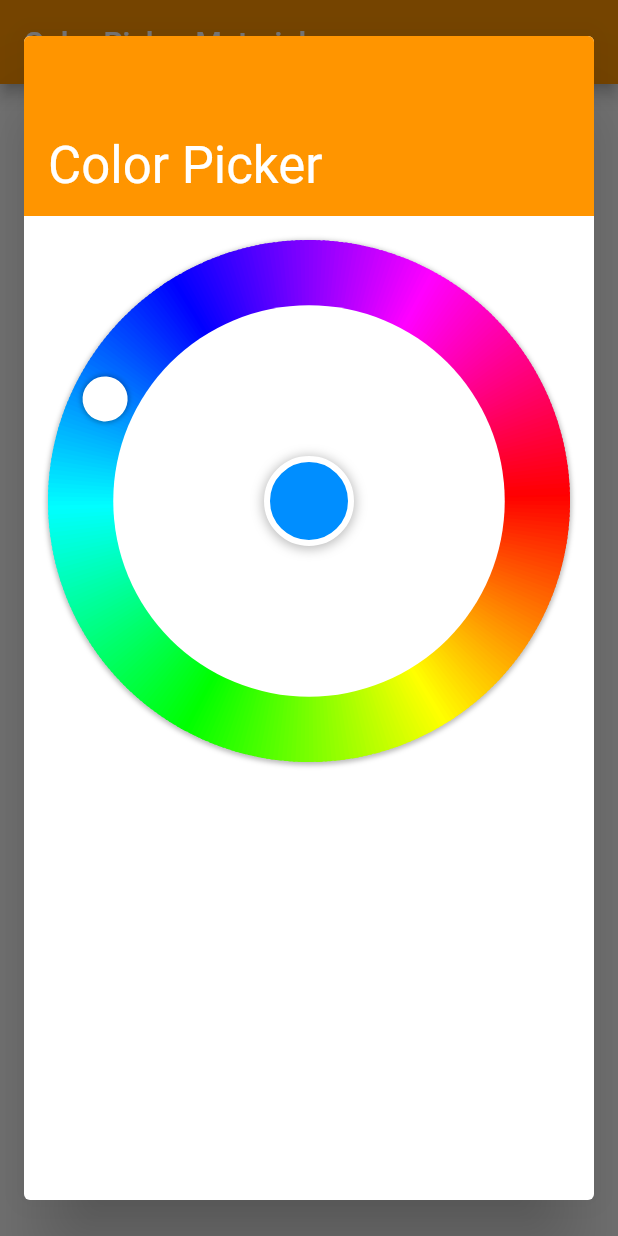
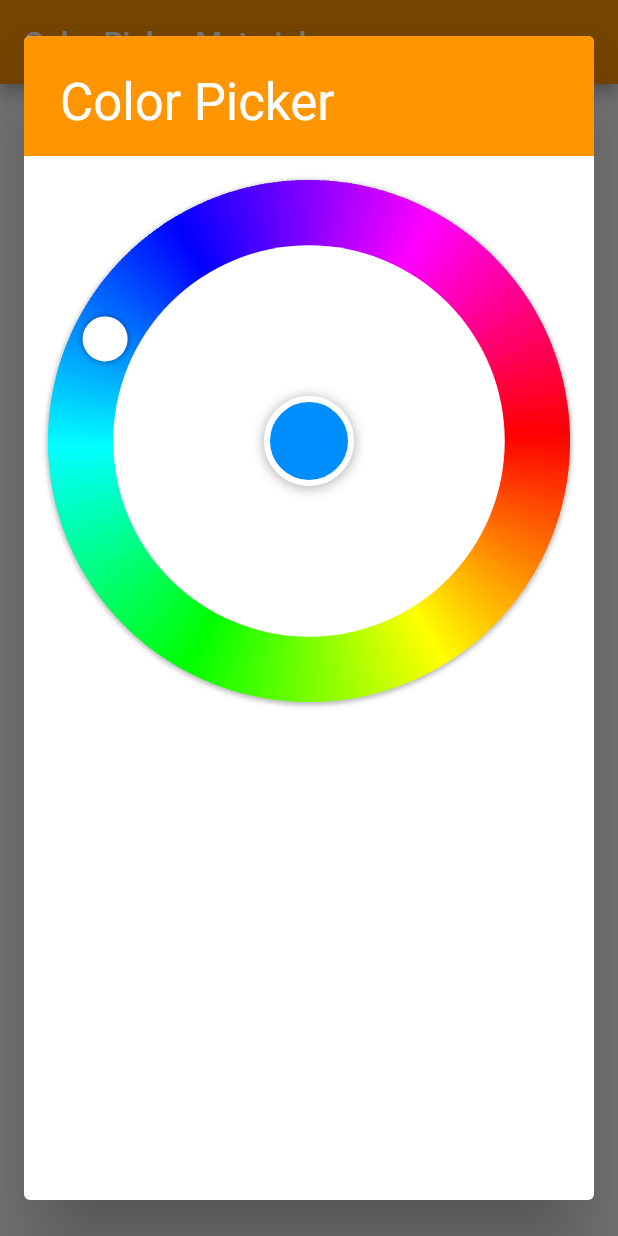
Before and after one commit to talamaska/flutter_color_picker_field, a Flutter app: the MaterialHomePage screen opened directly, after a tap on "Colors", on a phone screen of 412 x 824 dp. Run offline on Flutter 3.47's test engine with Material 2 defaults, Android fonts, the phone set to English and light mode, and no system bars.

Commit message:
change: UI tweaks around m3 look
fix: landscape look

```diff
--- a/lib/src/components/color_item.dart
+++ b/lib/src/components/color_item.dart
@@ -14,10 +14,13 @@ class ColorItem extends StatelessWidget {
 
   @override
   Widget build(BuildContext context) {
+    final Orientation orientation = MediaQuery.of(context).orientation;
     return Container(
       width: size,
       height: size,
-      margin: EdgeInsets.only(right: size! * 0.2),
+      margin: orientation == Orientation.portrait
+          ? EdgeInsets.only(right: size! * 0.2)
+          : EdgeInsets.only(bottom: size! * 0.2),
       decoration: BoxDecoration(
         color: item,
         shape: shape,
--- a/lib/src/components/hsl_color_picker.dart
+++ b/lib/src/components/hsl_color_picker.dart
@@ -28,7 +28,8 @@ class HSLColorPicker extends StatelessWidget {
   @override
   Widget build(BuildContext context) {
     final CupertinoThemeData ct = CupertinoTheme.of(context);
-    return AspectRatio(
+    return Center(
+      child: AspectRatio(
         aspectRatio: 1.0,
         child: Container(
           width: double.infinity,
@@ -57,6 +58,7 @@ class HSLColorPicker extends StatelessWidget {
                 onChange: onChange,
               ),
             ],
+          ),
         ),
       ),
     );
--- a/lib/src/screens/color_dialog.dart
+++ b/lib/src/screens/color_dialog.dart
@@ -162,7 +162,6 @@ class ColorPickerDialogState extends State<ColorPickerDialog> {
     final TextStyle style = theme.textTheme.titleMedium!.merge(widget.style);
 
     final Widget header = _ColorPickerHeader(
-      helpText: widget.helpText,
       titleText: widget.titleText,
       titleSemanticsLabel: widget.titleSemanticsLabel,
       titleStyle: titleStyle,
@@ -339,11 +338,16 @@ class ColorPickerDialogState extends State<ColorPickerDialog> {
     final Widget switcher = Padding(
       padding: orientation == Orientation.portrait
           ? const EdgeInsets.symmetric(horizontal: 16.0)
-          : const EdgeInsets.only(left: 16.0, top: 16.0, bottom: 16.0),
+          : const EdgeInsets.only(
+              left: 8.0,
+              top: 16.0,
+              bottom: 16.0,
+              right: 24,
+            ),
       child: ElevatedButton(
         style: ElevatedButton.styleFrom(
             backgroundColor: const Color(0xFFFFFFFF),
-        ),
+            visualDensity: VisualDensity.compact),
         onPressed: () {
           setState(() {
             colorPickerVisible = false;
@@ -522,7 +526,6 @@ class _ColorPickerHeader extends StatelessWidget {
   /// Creates a header for use in a date picker dialog.
   const _ColorPickerHeader({
     Key? key,
-    this.helpText,
     this.titleText,
     this.titleSemanticsLabel,
     required this.titleStyle,
@@ -531,14 +534,7 @@ class _ColorPickerHeader extends StatelessWidget {
     this.textDirection = TextDirection.ltr,
   }) : super(key: key);
 
-  static const double _colorPickerHeaderLandscapeWidth = 152.0;
-  static const double _colorPickerHeaderPortraitHeight = 120.0;
   static const double _headerPaddingLandscape = 16.0;
-
-  /// The text that is displayed at the top of the header.
-  ///
-  /// This is used to indicate to the user what they are selecting a date for.
-  final String? helpText;
 
   /// The text that is displayed at the center of the header.
   final String? titleText;
@@ -568,30 +564,16 @@ class _ColorPickerHeader extends StatelessWidget {
   Widget build(BuildContext context) {
     final ThemeData theme = Theme.of(context);
     final ColorScheme colorScheme = theme.colorScheme;
-    final TextTheme textTheme = theme.textTheme;
 
     // The header should use the primary color in light themes and surface color in dark
     final bool isDark = colorScheme.brightness == Brightness.dark;
     final Color primarySurfaceColor =
         isDark ? colorScheme.surface : colorScheme.primary;
-    final Color onPrimarySurfaceColor =
-        isDark ? colorScheme.onSurface : colorScheme.onPrimary;
 
-    final TextStyle? helpStyle = textTheme.labelSmall?.copyWith(
-      color: onPrimarySurfaceColor,
-    );
-
-    final Widget help = Text(
-      helpText ?? '',
-      style: helpStyle,
-      maxLines: 1,
-      overflow: TextOverflow.ellipsis,
-      textDirection: Directionality.of(context),
-    );
     final Text title = Text(
       titleText ?? 'Color Picker',
       semanticsLabel: titleSemanticsLabel ?? titleText,
-      style: titleStyle,
+      style: titleStyle ?? theme.dialogTheme.titleTextStyle,
       maxLines: orientation == Orientation.portrait ? 1 : 2,
       overflow: TextOverflow.ellipsis,
       textDirection: Directionality.of(context),
@@ -599,47 +581,32 @@ class _ColorPickerHeader extends StatelessWidget {
 
     switch (orientation) {
       case Orientation.portrait:
-        return SizedBox(
-          height: _colorPickerHeaderPortraitHeight,
-          child: Material(
+        return Material(
           color: primarySurfaceColor,
           child: Padding(
             padding: const EdgeInsetsDirectional.only(
-                start: 16,
-                end: 16,
+              start: 24,
+              end: 24,
+              bottom: 16,
+              top: 24,
             ),
             child: Column(
               crossAxisAlignment: CrossAxisAlignment.start,
               textDirection: textDirection,
-                children: <Widget>[
-                  const SizedBox(height: 16),
-                  help,
-                  const Flexible(child: SizedBox(height: 38)),
-                  title
-                ],
-              ),
+              children: <Widget>[title],
             ),
           ),
         );
       case Orientation.landscape:
-        return SizedBox(
-          width: _colorPickerHeaderLandscapeWidth,
-          child: Material(
+        return Material(
           color: primarySurfaceColor,
           child: Column(
             crossAxisAlignment: CrossAxisAlignment.start,
             children: <Widget>[
-                const SizedBox(height: 16),
-                Padding(
-                  padding: const EdgeInsets.symmetric(
-                    horizontal: _headerPaddingLandscape,
-                  ),
-                  child: help,
-                ),
-                SizedBox(height: isShort ? 16 : 56),
               Expanded(
                 child: Padding(
                   padding: const EdgeInsets.symmetric(
+                    vertical: 24,
                     horizontal: _headerPaddingLandscape,
                   ),
                   child: title,
@@ -647,7 +614,6 @@ class _ColorPickerHeader extends StatelessWidget {
               ),
             ],
           ),
-          ),
         );
     }
   }
```
Lines whose indentation alone changed are shown as unchanged.
